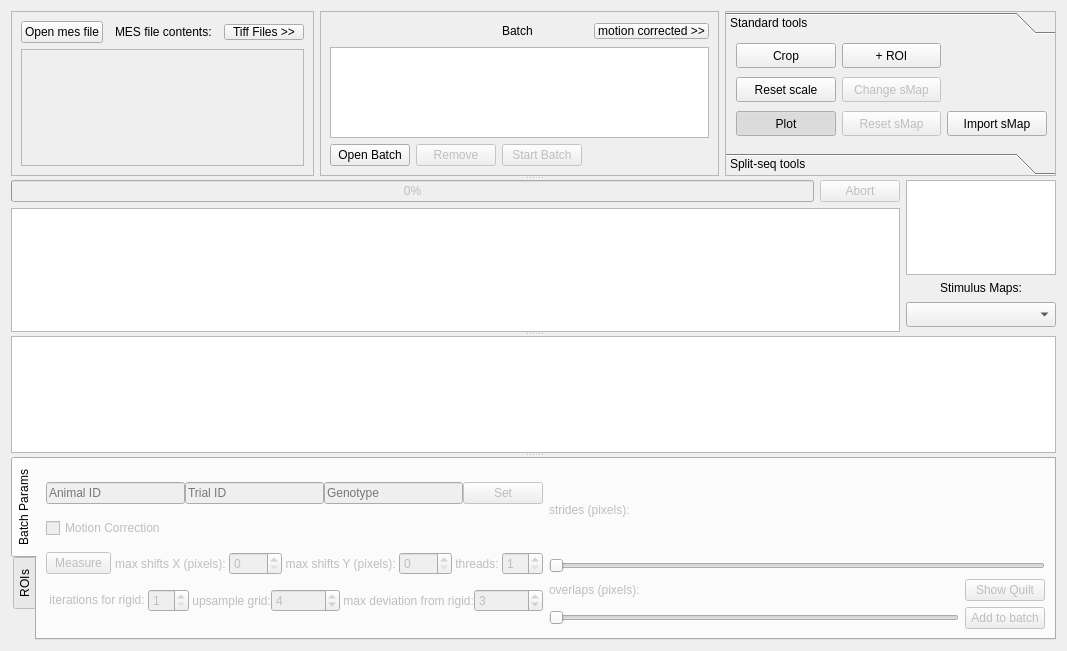
This is pyqtgraphCore/imageview/ImageViewTemplate.ui in kushalkolar/MESmerize as Qt 5 draws it before an edit. The edited form follows.
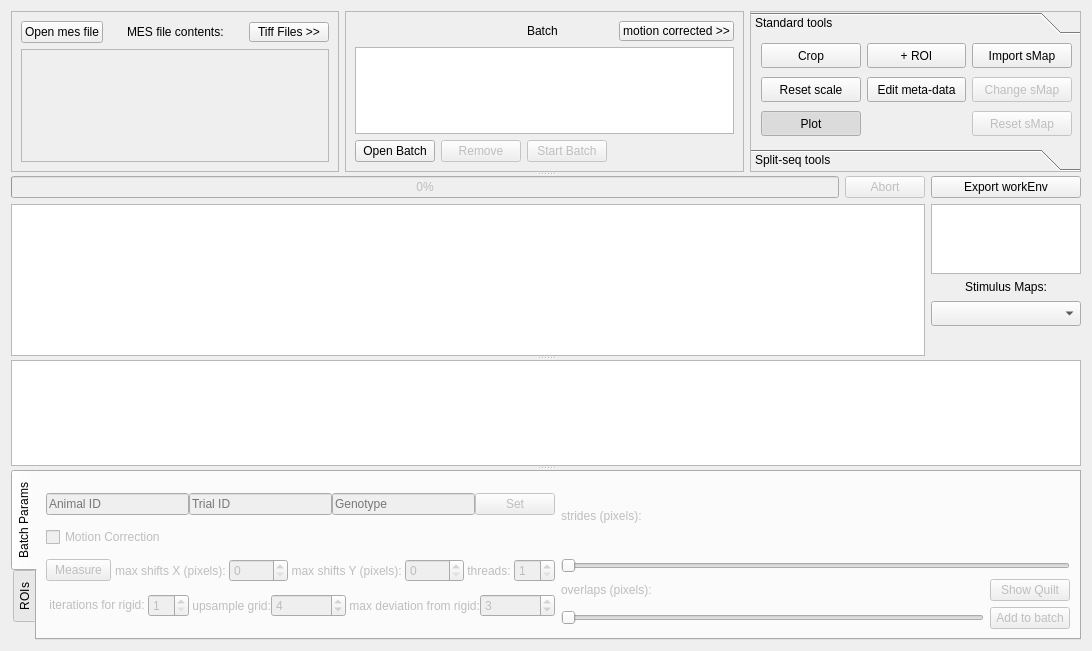
This is the edited form. Custom widgets are drawn as their Qt base class.

The edit to the form file:
```diff
--- a/pyqtgraphCore/imageview/ImageViewTemplate.ui
+++ b/pyqtgraphCore/imageview/ImageViewTemplate.ui
@@ -6,7 +6,7 @@
    <rect>
     <x>0</x>
     <y>0</y>
-    <width>1012</width>
+    <width>1092</width>
     <height>651</height>
    </rect>
   </property>
@@ -83,10 +83,16 @@
             </item>
             <item row="0" column="4">
              <widget class="QPushButton" name="btnTiffPage">
+              <property name="minimumSize">
+               <size>
+                <width>0</width>
+                <height>20</height>
+               </size>
+              </property>
               <property name="maximumSize">
                <size>
                 <width>80</width>
-                <height>16</height>
+                <height>20</height>
                </size>
               </property>
               <property name="sizeIncrement">
@@ -318,10 +324,16 @@
             </item>
             <item row="0" column="4">
              <widget class="QPushButton" name="btnMCPage">
+              <property name="minimumSize">
+               <size>
+                <width>0</width>
+                <height>20</height>
+               </size>
+              </property>
               <property name="maximumSize">
                <size>
                 <width>125</width>
-                <height>16</height>
+                <height>20</height>
                </size>
               </property>
               <property name="sizeIncrement">
@@ -602,7 +614,7 @@
              <x>0</x>
              <y>0</y>
              <width>329</width>
-             <height>101</height>
+             <height>96</height>
             </rect>
            </property>
            <attribute name="label">
@@ -618,7 +630,72 @@
              </rect>
             </property>
             <layout class="QGridLayout" name="gridLayout_9">
-             <item row="2" column="1">
+             <item row="1" column="2">
+              <widget class="QPushButton" name="btnChangeSMap">
+               <property name="enabled">
+                <bool>false</bool>
+               </property>
+               <property name="sizePolicy">
+                <sizepolicy hsizetype="Minimum" vsizetype="Fixed">
+                 <horstretch>0</horstretch>
+                 <verstretch>10</verstretch>
+                </sizepolicy>
+               </property>
+               <property name="minimumSize">
+                <size>
+                 <width>0</width>
+                 <height>10</height>
+                </size>
+               </property>
+               <property name="maximumSize">
+                <size>
+                 <width>100</width>
+                 <height>25</height>
+                </size>
+               </property>
+               <property name="toolTip">
+                <string>&lt;html&gt;&lt;head/&gt;&lt;body&gt;&lt;p&gt;Change the Stimulus Map.&lt;/p&gt;&lt;/body&gt;&lt;/html&gt;</string>
+               </property>
+               <property name="text">
+                <string>Change sMap</string>
+               </property>
+              </widget>
+             </item>
+             <item row="0" column="2">
+              <widget class="QPushButton" name="btnImportSMap">
+               <property name="sizePolicy">
+                <sizepolicy hsizetype="Minimum" vsizetype="Fixed">
+                 <horstretch>0</horstretch>
+                 <verstretch>10</verstretch>
+                </sizepolicy>
+               </property>
+               <property name="minimumSize">
+                <size>
+                 <width>0</width>
+                 <height>10</height>
+                </size>
+               </property>
+               <property name="maximumSize">
+                <size>
+                 <width>100</width>
+                 <height>25</height>
+                </size>
+               </property>
+               <property name="text">
+                <string>Import sMap</string>
+               </property>
+               <property name="iconSize">
+                <size>
+                 <width>16</width>
+                 <height>16</height>
+                </size>
+               </property>
+               <property name="checkable">
+                <bool>true</bool>
+               </property>
+              </widget>
+             </item>
+             <item row="2" column="2">
               <widget class="QPushButton" name="btnResetSMap">
                <property name="enabled">
                 <bool>false</bool>
@@ -748,37 +825,6 @@
                </property>
               </widget>
              </item>
-             <item row="1" column="1">
-              <widget class="QPushButton" name="btnChangeSMap">
-               <property name="enabled">
-                <bool>false</bool>
-               </property>
-               <property name="sizePolicy">
-                <sizepolicy hsizetype="Minimum" vsizetype="Fixed">
-                 <horstretch>0</horstretch>
-                 <verstretch>10</verstretch>
-                </sizepolicy>
-               </property>
-               <property name="minimumSize">
-                <size>
-                 <width>0</width>
-                 <height>10</height>
-                </size>
-               </property>
-               <property name="maximumSize">
-                <size>
-                 <width>100</width>
-                 <height>25</height>
-                </size>
-               </property>
-               <property name="toolTip">
-                <string>&lt;html&gt;&lt;head/&gt;&lt;body&gt;&lt;p&gt;Change the Stimulus Map.&lt;/p&gt;&lt;/body&gt;&lt;/html&gt;</string>
-               </property>
-               <property name="text">
-                <string>Change sMap</string>
-               </property>
-              </widget>
-             </item>
              <item row="2" column="0">
               <widget class="QPushButton" name="btnPlot">
                <property name="enabled">
@@ -822,8 +868,8 @@
                </property>
               </widget>
              </item>
-             <item row="2" column="2">
-              <widget class="QPushButton" name="btnImportSMap">
+             <item row="1" column="1">
+              <widget class="QPushButton" name="btnEditMetaData">
                <property name="sizePolicy">
                 <sizepolicy hsizetype="Minimum" vsizetype="Fixed">
                  <horstretch>0</horstretch>
@@ -843,7 +889,7 @@
                 </size>
                </property>
                <property name="text">
-                <string>Import sMap</string>
+                <string>Edit meta-data</string>
                </property>
                <property name="iconSize">
                 <size>
@@ -851,9 +897,6 @@
                  <height>16</height>
                 </size>
                </property>
-               <property name="checkable">
-                <bool>true</bool>
-               </property>
               </widget>
              </item>
             </layout>
@@ -988,39 +1031,7 @@
            </property>
           </widget>
          </item>
-         <item row="0" column="1">
-          <widget class="QPushButton" name="btnAbort">
-           <property name="enabled">
-            <bool>false</bool>
-           </property>
-           <property name="text">
-            <string>Abort</string>
-           </property>
-          </widget>
-         </item>
-         <item row="0" column="2" rowspan="2">
-          <widget class="HistogramLUTWidget" name="histogram">
-           <property name="sizePolicy">
-            <sizepolicy hsizetype="Preferred" vsizetype="Expanding">
-             <horstretch>0</horstretch>
-             <verstretch>2</verstretch>
-            </sizepolicy>
-           </property>
-           <property name="minimumSize">
-            <size>
-             <width>150</width>
-             <height>0</height>
-            </size>
-           </property>
-           <property name="maximumSize">
-            <size>
-             <width>150</width>
-             <height>16777215</height>
-            </size>
-           </property>
-          </widget>
-         </item>
-         <item row="2" column="2">
+         <item row="3" column="2">
           <widget class="QLabel" name="label_6">
            <property name="sizePolicy">
             <sizepolicy hsizetype="Preferred" vsizetype="Fixed">
@@ -1042,7 +1053,7 @@
            </property>
           </widget>
          </item>
-         <item row="3" column="2">
+         <item row="4" column="2">
           <widget class="QComboBox" name="comboBoxStimMaps">
            <property name="minimumSize">
             <size>
@@ -1061,7 +1072,24 @@
            </property>
           </widget>
          </item>
-         <item row="1" column="0" rowspan="4" colspan="2">
+         <item row="0" column="2">
+          <widget class="QPushButton" name="btnExportWorkEnv">
+           <property name="text">
+            <string>Export workEnv</string>
+           </property>
+          </widget>
+         </item>
+         <item row="0" column="1">
+          <widget class="QPushButton" name="btnAbort">
+           <property name="enabled">
+            <bool>false</bool>
+           </property>
+           <property name="text">
+            <string>Abort</string>
+           </property>
+          </widget>
+         </item>
+         <item row="1" column="0" rowspan="5" colspan="2">
           <widget class="GraphicsView" name="graphicsView">
            <property name="sizePolicy">
             <sizepolicy hsizetype="Expanding" vsizetype="Expanding">
@@ -1071,6 +1099,28 @@
            </property>
           </widget>
          </item>
+         <item row="1" column="2" rowspan="2">
+          <widget class="HistogramLUTWidget" name="histogram">
+           <property name="sizePolicy">
+            <sizepolicy hsizetype="Preferred" vsizetype="Expanding">
+             <horstretch>0</horstretch>
+             <verstretch>2</verstretch>
+            </sizepolicy>
+           </property>
+           <property name="minimumSize">
+            <size>
+             <width>150</width>
+             <height>0</height>
+            </size>
+           </property>
+           <property name="maximumSize">
+            <size>
+             <width>150</width>
+             <height>16777215</height>
+            </size>
+           </property>
+          </widget>
+         </item>
         </layout>
        </widget>
        <widget class="PlotWidget" name="roiPlot">
```
Left out of the diff: 42 changed lines with no effect on the pictures.
